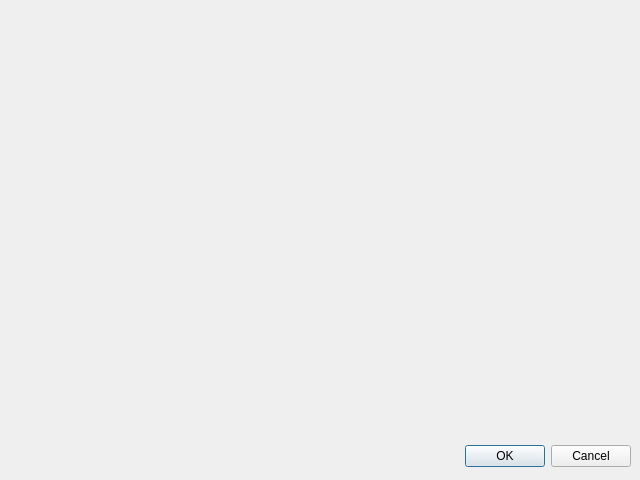
Above: project/pc/XiaoStudio/ui/QSettings.ui from Ghost2020/Simple-FFplay before the change. Below: the same form after it.
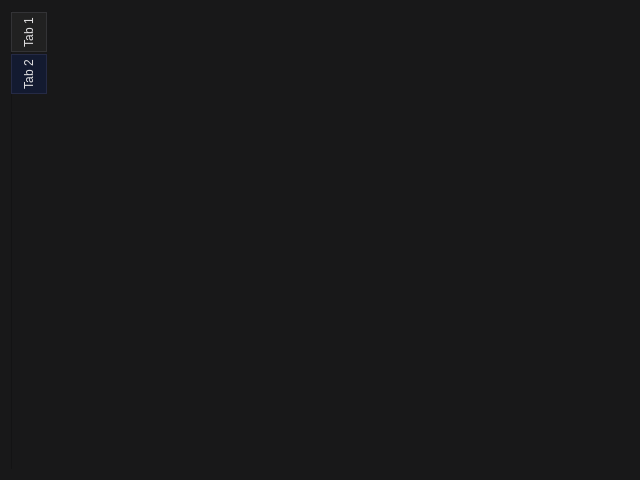
That is the form after the change. Icons and pictures are not drawn.

Patch:
```diff
--- a/project/pc/XiaoStudio/ui/QSettings.ui
+++ b/project/pc/XiaoStudio/ui/QSettings.ui
@@ -12,22 +12,1048 @@
   <property name="windowTitle">
    <string>Dialog</string>
   </property>
-  <widget class="QDialogButtonBox" name="buttonBox">
-   <property name="geometry">
-    <rect>
-     <x>10</x>
-     <y>440</y>
-     <width>621</width>
-     <height>32</height>
-    </rect>
-   </property>
-   <property name="orientation">
-    <enum>Qt::Horizontal</enum>
-   </property>
-   <property name="standardButtons">
-    <set>QDialogButtonBox::Cancel|QDialogButtonBox::Ok</set>
-   </property>
-  </widget>
+  <property name="styleSheet">
+   <string notr="true">/* OBSTheme, main QApplication palette and QML values */
+XiaoTheme {
+    window: #181819;
+    windowText: rgb(225,224,225);
+    base: rgb(18,18,21);
+    alternateBase: rgb(0,0,0);
+    text: rgb(225,224,225);
+    button: #162458;
+    buttonText: rgb(225,224,225);
+    brightText: #484848;
+
+    light: #162458;
+    mid: #181819;
+    dark: rgb(18,18,21);
+    shadow: rgb(0,0,0);
+
+    highlight: #252458;
+    highlightText: #FFFFFF;
+
+    link: #605ee6;
+    linkVisited: #605ee6;
+}
+
+XiaoTheme::disabled {
+    text: #484848;
+    buttonText: #484848;
+    brightText: #484848;
+}
+
+XiaoTheme::inactive {
+    highlight: rgb(48,47,48);
+    highlightText: rgb(255, 255, 255);
+}
+
+/* General style, we override only what is needed. */
+QWidget {
+	background-color: #181819;
+	alternate-background-color: rgb(18,18,21);
+	color: rgb(225,224,225);
+	selection-background-color: #252458;
+	selection-color: white;
+	outline: none;
+	font-family: &quot;Open Sans&quot;, &quot;Tahoma&quot;, &quot;Arial&quot;, sans-serif;
+	font-size: 12px;
+}
+
+#menubar {
+	padding: 2px 8px 0px;
+}
+
+QLabel:link {
+	color: #2a3a75;
+}
+
+QMenu {
+	border: 1px solid #333336;
+	padding: 4px;
+}
+
+* [frameShape=&quot;1&quot;], * [frameShape=&quot;2&quot;], * [frameShape=&quot;3&quot;], * [frameShape=&quot;4&quot;], * [frameShape=&quot;5&quot;], * [frameShape=&quot;6&quot;] {
+	/*border: 1px solid rgb(231,30,31); */
+	border: none;
+}
+
+* [frameShape=&quot;2&quot;],
+* [frameShape=&quot;4&quot;] {
+	border: 1px solid #333336;
+}
+
+
+QSizeGrip {
+	background-color: transparent;
+	image: url(./Acri/sizegrip.png);
+}
+
+/* Misc */
+
+QWidget::disabled {
+	color: #484848;
+}
+
+* [themeID=&quot;error&quot;] {
+	color: #d91740;
+}
+
+* [themeID=&quot;warning&quot;] {
+	color: #d9af17;
+}
+
+/* Dropdown menus, Scenes box, Sources box */
+QAbstractItemView {
+	background-color: #181819;
+	border: 1px solid #333336;
+}
+
+/* Group Box */
+
+QGroupBox {
+	border: 2px solid #2f2f2f;
+	margin-bottom: 8px;
+	padding-top: 32px;
+	font-weight: bold;
+	font-size: 14px;
+}
+
+QGroupBox::title {
+	left: 4px;
+	right: 0;
+	top: 8px;
+	font-weight: bold;
+	padding-left: 8px;
+	padding-right: 8px;
+	padding-bottom: 8px;
+	font-size: 16px;
+}
+
+/* --- */
+
+
+/* Tooltips */
+QToolTip {
+	background-color: #212121;
+	color: rgb(205,205,205);
+	border: 1px solid #343335;
+	border-radius: 4px;
+}
+
+/* Top Menu Bar Items */
+QMenuBar::item {
+	background-color: rgb(24,24,25);
+	padding: 6px;
+}
+
+QMenuBar::item:selected {
+	background: #2a3a75;
+}
+
+/* Listbox item */
+QListWidget::item,
+SourceTree::item {
+	padding: 4px 2px;
+	margin-bottom: 2px;
+	margin-top: 0px;
+	border: 1px solid transparent;
+}
+
+QListWidget QLineEdit {
+	 padding-top: 0px;
+	 padding-bottom: 0px;
+	 padding-right: 0;
+	 padding-left: 2px;
+	 border: none;
+	 border-radius: none;
+}
+
+/* Dock stuff */
+QDockWidget {
+	background: #181819;
+	border: none;
+	font-size: 14px;
+	font-weight: bold;
+	border-bottom: 2px solid #2f2f2f;
+}
+
+QDockWidget::title {
+	border-bottom: 2px solid #2f2f2f;
+	margin-left: 5px;
+	margin-right: 5px;
+	padding-top: 0px;
+	padding-bottom: 6px;
+	text-align: left;
+	background-image: url(./Acri/top_hook.png);
+	background-origin: padding;
+	background-clip: padding;
+	background-position: bottom left;
+	background-repeat: none;
+}
+
+QDockWidget::close-button,
+QDockWidget::float-button {
+	icon-size: 20px;
+	subcontrol-position: top right;
+	subcontrol-origin: padding;
+	right: 0px;
+}
+
+QDockWidget::float-button {
+	right: 20px;
+}
+
+
+QListWidget#scenes,
+SourceListWidget {
+	border: none;
+	border-bottom: 2px solid #2f2f2f;
+}
+
+SourceTree {
+	border: none;
+	border-bottom: 1px solid #2f2f2f;
+}
+
+SourceTree QLabel {
+	padding: 2px 0px;
+	margin: -2px 4px -2px;
+}
+
+SourceTree QLineEdit {
+	background-color: #0c101e;
+	padding: 2px;
+	margin: -2px 6px -2px 3px;
+	font-size: 12px;
+}
+
+#scenesFrame,
+#sourcesFrame {
+	margin-left: -7px;
+	margin-right: -7px;
+	margin-top: -8px;
+	margin-bottom: -12px;
+}
+
+#scenesToolbar,
+#sourcesToolbar{
+	background-image: url(./Acri/bot_hook2.png);
+	background-origin: margin;
+	background-clip: margin;
+	background-position: top left;
+	background-repeat: none;
+}
+
+#sourcesToolbar {
+	background-image: url(./Acri/bot_hook.png);
+}
+
+/* Listbox item selected, unfocused */
+QListWidget::item:hover,
+SourceTree::item:hover {
+	background-color: #212121;
+	border: 1px solid #333336;
+}
+
+/* Listbox item selected */
+QListWidget::item:selected,
+SourceTree::item:selected {
+	background-color: #131a30;
+	border: 1px solid #252a45;
+}
+
+/* ScrollBars */
+
+QScrollBar::corner {
+	background-color: transparent;
+	border: none;
+}
+
+QScrollBar:vertical {
+	background-color: transparent;
+	width: 20px;
+	margin-top: -3px;
+	margin-bottom: -3px;
+	padding: 4px;
+}
+
+QScrollBar::handle:vertical {
+	background-color: #2f2f2f;
+	min-height: 20px;
+	margin: 0px 3px;
+	border-radius: 0px;
+	border: none;
+}
+
+QScrollBar::add-line:vertical, QScrollBar::sub-line:vertical {
+	border: none;
+	background: none;
+	height: 0;
+}
+
+QScrollBar::up-arrow:vertical, QScrollBar::down-arrow:vertical, QScrollBar::add-page:vertical, QScrollBar::sub-page:vertical {
+	border: none;
+	background: none;
+	color: none;
+}
+
+QScrollBar:horizontal {
+	background-color: transparent;
+	height: 20px;
+	margin-left: -3px;
+	margin-right: -3px;
+	padding: 4px;
+}
+
+QScrollBar::handle:horizontal {
+	background-color: #2f2f2f;
+	min-width: 20px;
+	margin: 3px 0px;
+	border-radius: 0px;
+	border: none;
+}
+
+QScrollBar::add-line:horizontal, QScrollBar::sub-line:horizontal {
+	border: none;
+	background: none;
+	width: 0;
+}
+
+QScrollBar::left-arrow:horizontal, QScrollBar::right-arrow:horizontal, QScrollBar::add-page:horizontal, QScrollBar::sub-page:horizontal {
+	border: none;
+	background: none;
+	color: none;
+}
+
+/* Scenes and Sources toolbar */
+
+QToolBar {
+	background-color: rgb(24,24,25);
+	margin-top: 4px;
+}
+
+QToolButton:hover {
+	background-color: #2a3a75;
+	border: 1px solid #233166;
+	border-radius: none;
+}
+
+QToolButton:pressed {
+	background-color: #161f41;
+	border-radius: none;
+}
+
+* [themeID=&quot;addIconSmall&quot;] {
+	qproperty-icon: url(./Dark/plus.svg);
+}
+
+* [themeID=&quot;removeIconSmall&quot;] {
+	qproperty-icon: url(./Dark/minus.svg);
+}
+
+* [themeID=&quot;propertiesIconSmall&quot;] {
+	qproperty-icon: url(./Dark/settings/general.svg);
+}
+
+* [themeID=&quot;configIconSmall&quot;] {
+	qproperty-icon: url(./Dark/settings/general.svg);
+}
+
+* [themeID=&quot;upArrowIconSmall&quot;] {
+	qproperty-icon: url(./Dark/up.svg);
+}
+
+* [themeID=&quot;downArrowIconSmall&quot;] {
+	qproperty-icon: url(./Dark/down.svg);
+}
+
+* [themeID=&quot;pauseIconSmall&quot;] {
+	qproperty-icon: url(./Dark/media-pause.svg);
+}
+
+/* Tab Widget */
+
+QTabWidget::pane { /* The tab widget frame */
+	border-top: 1px solid #2f2f2f;
+}
+
+QTabWidget::tab-bar {
+	alignment: left;
+}
+
+QTabBar::tab {
+	background-color: #212121;
+	border: 1px solid #333336;
+	min-width: 8ex;
+	padding-top: 4px;
+	padding-bottom: 4px;
+	padding-left: 10px;
+	padding-right: 10px;
+	margin-right: 2px;
+	margin-top: 1px;
+	margin-bottom: 1px;
+}
+
+QTabBar::tab:selected {
+	background-color: #131a30;
+	border-color: #252a45;
+}
+
+QTabBar::tab:hover {
+	background-color: #233166;
+	border-color: #364683;
+}
+
+QTabBar::tab:pressed {
+	background-color: #161f41;
+}
+
+/* ComboBox */
+
+QComboBox {
+	background-color: rgb(40,40,42);
+	border-style: solid;
+	border: 1px;
+	border-color: rgb(24,24,30);
+	padding: 4px;
+	padding-left: 10px;
+}
+
+QComboBox::drop-down {
+	border:none;
+	border-left: 1px solid rgba(31,30,31,155);
+	width: 20px;
+}
+
+QComboBox::down-arrow {
+	qproperty-alignment: AlignTop;
+	image: url(./Dark/updown.svg);
+	width: 100%;
+}
+
+QComboBox:on {
+	background-color: #2a3a75;
+}
+
+QComboBox:editable {
+	border-top-left-radius: 0px;
+	border-bottom-left-radius: 0px;
+}
+
+QComboBox::drop-down:editable {
+	border-top-right-radius: 3px;
+	border-bottom-right-radius: 3px;
+}
+
+QComboBox::down-arrow:editable {
+	qproperty-alignment: AlignTop;
+	image: url(./Dark/down.svg);
+	width: 8%;
+}
+
+/* Textedits etc */
+
+QLineEdit, QTextEdit, QPlainTextEdit {
+	background-color: rgb(8,8,11);
+	border: none;
+	padding: 4px;
+	padding-left: 2px;
+}
+
+/* Spinbox and doubleSpinbox */
+
+QSpinBox, QDoubleSpinBox {
+	background-color: rgb(8,8,11);
+	border: none;
+	padding: 4px;
+	padding-left: 2px;
+	padding-right: 15px;
+	margin-right: 10px;
+}
+
+QSpinBox::up-button, QDoubleSpinBox::up-button {
+	subcontrol-origin: margin;
+	subcontrol-position: top right; /* position at the top right corner */
+
+	background-color: rgb(24,24,30);
+	border: 1px solid rgb(8,8,11);
+	border-radius: 3px;
+	border-width: 0;
+	border-bottom-left-radius: 0;
+	border-bottom-right-radius: 0;
+	border-bottom-width: 0;
+}
+
+QSpinBox::down-button, QDoubleSpinBox::down-button {
+	subcontrol-origin: margin;
+	subcontrol-position: bottom right; /* position at the top right corner */
+	background-color: rgb(24,24,30);
+	border: 1px solid rgb(8,8,11);
+	border-radius: 3px;
+	border-width: 0;
+	border-top-left-radius: 0;
+	border-top-right-radius: 0;
+	border-top-width: 0;
+}
+
+QSpinBox::up-button:hover, QSpinBox::down-button:hover, QDoubleSpinBox::up-button:hover, QDoubleSpinBox::down-button:hover {
+	background-color: rgb(15,33,51);
+}
+
+QSpinBox::up-button:pressed, QSpinBox::down-button:pressed, QDoubleSpinBox::up-button:pressed, QDoubleSpinBox::down-button:pressed {
+	background-color: rgb(24,24,25);
+}
+
+QSpinBox::up-button:disabled, QSpinBox::up-button:off, QSpinBox::down-button:disabled, QSpinBox::down-button:off {
+	background-color: rgb(24,24,25);
+}
+
+QDoubleSpinBox::up-button:disabled, QDoubleSpinBox::up-button:off, QDoubleSpinBox::down-button:disabled, QDoubleSpinBox::down-button:off {
+	background-color: rgb(24,24,25);
+}
+
+QSpinBox::up-arrow, QDoubleSpinBox::up-arrow {
+	image: url(./Dark/up.svg);
+	width: 100%;
+}
+
+QSpinBox::down-arrow, QDoubleSpinBox::down-arrow {
+	image: url(./Dark/down.svg);
+	width: 100%;
+}
+
+
+/* Buttons */
+
+QPushButton {
+	color: rgb(225,224,225);
+	background-color: #162458;
+	border: 1px solid #233166;
+	padding: 6px 20px;
+	margin: 1px;
+}
+
+QPushButton::flat {
+	background-color: rgb(24,24,25);
+	border: none;
+}
+
+QPushButton:checked {
+	background-color: #581624;
+	border-color: #84162d;
+}
+
+QPushButton:hover {
+	background-color: #2a3a75;
+	border: 1px solid #364683;
+}
+
+QPushButton:pressed {
+	background-color: #161f41;
+}
+
+QPushButton:disabled {
+	border: 1px solid #232426;
+	background-color: #1a1a1b;
+}
+
+QPushButton::flat:hover,
+QPushButton::flat:disabled {
+	border: none;
+}
+
+/* Progress Bar */
+
+QProgressBar {
+	background: #101010;
+	border: 2px solid #363636;
+	border-radius: 0px;
+	text-align: center;
+}
+
+QProgressBar::chunk {
+	background-color: #2a3a75;
+}
+
+/* Sliders */
+
+QSlider::groove:horizontal {
+	background-color: QLinearGradient(x1: 0, y1: 0, x2: 0, y2: 1,
+		stop: 0 rgb(31,30,31),
+		stop: 0.75 rgb(50, 49, 50));
+	height: 4px;
+	border: none;
+	border-radius: 2px;
+}
+
+QSlider::handle:horizontal {
+	background-color: QLinearGradient(x1: 0, y1: 0, x2: 0, y2: 1,
+		stop: 0 rgb(240,239,240),
+		stop: 0.25 rgb(200,199,200),
+		stop: 1 rgb(162,161,162));
+	border: 1px solid rgb(24,24,25);
+	border-radius: 3px;
+	height: 10px;
+	width: 18px;
+	margin: -3px 0; /* handle is placed by default on the contents rect of the groove. Expand outside the groove */
+}
+
+QSlider::handle:horizontal:pressed {
+	background-color: QLinearGradient(x1: 0, y1: 0, x2: 0, y2: 1,
+		stop: 0 rgb(240,239,240),
+		stop: 0.25 rgb(200,199,200),
+		stop: 1 rgb(162,161,162));
+}
+
+QSlider::sub-page:horizontal {
+	background-color: #2a3a75;
+}
+
+QSlider::sub-page:horizontal:disabled {
+	background-color: QLinearGradient(x1: 0, y1: 1, x2: 0, y2: 0,
+		stop: 0 rgb(26,25,26),
+		stop: 0.75 rgb(10, 10, 10));
+	border-radius: 2px;
+}
+
+QSlider::groove:vertical {
+	background-color: QLinearGradient(x1: 0, y1: 0, x2: 1, y2: 0,
+		stop: 0 rgb(31,30,31),
+		stop: 0.75 rgb(50, 49, 50));
+	width: 4px;
+	border: none;
+	border-radius: 2px;
+}
+
+QSlider::handle:vertical {
+	background-color: QLinearGradient(x1: 0, y1: 0, x2: 1, y2: 0,
+		stop: 0 rgb(240,239,240),
+		stop: 0.25 rgb(200,199,200),
+		stop: 1 rgb(162,161,162));
+	border: 1px solid rgb(24,24,25);
+	border-radius: 3px;
+	width: 10px;
+	height: 18px;
+	margin: 0 -3px; /* handle is placed by default on the contents rect of the groove. Expand outside the groove */
+}
+
+QSlider::handle:vertical:pressed {
+	background-color: QLinearGradient(x1: 0, y1: 0, x2: 1, y2: 0,
+		stop: 0 rgb(240,239,240),
+		stop: 0.25 rgb(200,199,200),
+		stop: 1 rgb(162,161,162));
+}
+
+QSlider::add-page:vertical {
+	background-color: #2a3a75;
+}
+
+QSlider::add-page:vertical:disabled {
+	background-color: QLinearGradient(x1: 0, y1: 0, x2: 1, y2: 0,
+		stop: 0 rgb(26,25,26),
+		stop: 0.75 rgb(10, 10, 10));
+	border-radius: 2px;
+}
+
+QSlider::handle:hover {
+	background-color: rgb(200,199,200);
+}
+
+QSlider::handle:disabled {
+	background-color: rgb(15,15,16);
+}
+
+/* Volume Control */
+
+VolumeMeter {
+
+	qproperty-backgroundNominalColor: #42740c;
+	qproperty-backgroundWarningColor: #988F0F;
+	qproperty-backgroundErrorColor: #802004;
+	qproperty-foregroundNominalColor: #84D82B;
+	qproperty-foregroundWarningColor: #E4D717;
+	qproperty-foregroundErrorColor: #D74116;
+	qproperty-magnitudeColor: rgb(49, 54, 59); /* Blue-gray */
+	qproperty-majorTickColor: rgb(239, 240, 241); /* White */
+	qproperty-minorTickColor: rgb(118, 121, 124); /* Light Gray */
+	qproperty-peakDecayRate: 23.4; /* Override of the standard PPM Type I rate. */
+}
+
+
+/* Status Bar */
+
+
+QStatusBar::item {
+	border: none;
+}
+
+/* Checkboxes */
+QCheckBox {
+	padding: 4px;
+}
+
+QCheckBox::indicator,
+QGroupBox::indicator {
+	width: 20px;
+	height: 20px;
+}
+
+QGroupBox::indicator {
+	margin-left: 2px;
+}
+
+QCheckBox::indicator:unchecked {
+	image: url(./Acri/checkbox_unchecked.png);
+}
+
+QCheckBox::indicator:unchecked:hover,
+QGroupBox::indicator:unchecked:hover {
+	border: none;
+	image: url(./Acri/checkbox_unchecked_focus.png);
+}
+
+QCheckBox::indicator:checked {
+	image: url(./Acri/checkbox_checked.png);
+}
+
+QCheckBox::indicator:checked:hover,
+QGroupBox::indicator:checked:hover {
+	border: none;
+	image: url(./Acri/checkbox_checked_focus.png);
+}
+
+QCheckBox::indicator:checked:disabled,
+QGroupBox::indicator:checked:disabled {
+	image: url(./Acri/checkbox_checked_disabled.png);
+}
+
+QCheckBox::indicator:unchecked:disabled,
+QGroupBox::indicator:unchecked:disabled {
+	image: url(./Acri/checkbox_unchecked_disabled.png);
+}
+
+/* Radio Buttons */
+
+QRadioButton::indicator {
+	width: 19px;
+	height: 19px;
+}
+
+QRadioButton::indicator:unchecked {
+	image: url(./Acri/radio_unchecked.png);
+}
+
+
+QRadioButton::indicator:unchecked:hover,
+QRadioButton::indicator:unchecked:focus,
+QRadioButton::indicator:unchecked:pressed {
+	border: none;
+	outline: none;
+	image: url(./Acri/radio_unchecked_focus.png);
+}
+
+QRadioButton::indicator:checked {
+	border: none;
+	outline: none;
+	image: url(./Acri/radio_checked.png);
+}
+
+QRadioButton::indicator:checked:hover,
+QRadioButton::indicator:checked:focus,
+QRadioButton::indicator:checked:pressed {
+	border: none;
+	outline: none;
+	image: url(./Acri/radio_checked_focus.png);
+}
+
+QRadioButton::indicator:checked:disabled {
+	outline: none;
+	image: url(./Acri/radio_checked_disabled.png);
+}
+
+QRadioButton::indicator:unchecked:disabled {
+	image: url(./Acri/radio_unchecked_disabled.png);
+}
+
+/* Mute CheckBox */
+
+MuteCheckBox {
+	outline: none;
+}
+
+MuteCheckBox::indicator:checked {
+	image: url(./Dark/mute.svg);
+}
+
+MuteCheckBox::indicator:unchecked {
+	image: url(./Dark/settings/audio.svg);
+}
+
+MuteCheckBox::indicator:unchecked:hover {
+	image: url(./Dark/settings/audio.svg);
+}
+
+MuteCheckBox::indicator:unchecked:focus {
+	image: url(./Dark/settings/audio.svg);
+}
+MuteCheckBox::indicator:checked:hover {
+	image: url(./Dark/mute.svg);
+}
+
+MuteCheckBox::indicator:checked:focus {
+	image: url(./Dark/mute.svg);
+}
+
+MuteCheckBox::indicator:checked:disabled {
+	image: url(./Dark/mute.svg);
+}
+
+MuteCheckBox::indicator:unchecked:disabled {
+	image: url(./Dark/settings/audio.svg);
+}
+
+OBSHotkeyLabel[hotkeyPairHover=true] {
+	color: rgba(27, 96, 166);
+}
+
+
+/* Group Collapse Checkbox */
+
+SourceTreeSubItemCheckBox {
+    background: transparent;
+    outline: none;
+    padding: 0px;
+}
+
+SourceTreeSubItemCheckBox::indicator {
+    width: 12px;
+    height: 12px;
+}
+
+SourceTreeSubItemCheckBox::indicator:checked,
+SourceTreeSubItemCheckBox::indicator:checked:hover {
+    image: url(./Dark/expand.svg);
+}
+
+SourceTreeSubItemCheckBox::indicator:unchecked,
+SourceTreeSubItemCheckBox::indicator:unchecked:hover {
+    image: url(./Dark/down.svg);
+}
+
+
+/* Label warning/error */
+
+QLabel#warningLabel {
+	color: rgb(192, 128, 0);
+	font-weight: bold;
+}
+
+QLabel#errorLabel {
+	color: rgb(192, 0, 0);
+	font-weight: bold;
+}
+
+/* Settings Menu */
+
+#buttonBox {
+	border-top: 2px solid grey;
+}
+
+/* Special Fixes */
+
+OBSBasicProperties,
+#OBSBasicSettings,
+#OBSBasicFilters {
+	background: #101010;
+}
+
+FocusList::item {
+	padding: 0px 2px;
+}
+
+#fpsTypes {
+	padding: 0px;
+}
+
+#finishPage QLabel {
+	padding: -2px 0px;
+	background: transparent;
+	min-height: 26px;
+}
+
+/* About dialog */
+
+#OBSAbout #icon {
+	padding: 0;
+}
+
+#OBSAbout QTextBrowser {
+	background: transparent;
+	padding: 2px 0;
+}
+
+* [themeID=&quot;aboutName&quot;] {
+	font-size: 36px;
+	font-weight: bold;
+	padding: 0;
+}
+
+* [themeID=&quot;aboutVersion&quot;] {
+	font-size: 16px;
+	margin-bottom: 20px;
+	padding: 0;
+}
+
+* [themeID=&quot;aboutInfo&quot;] {
+	margin-bottom: 20px;
+}
+
+* [themeID=&quot;aboutHLayout&quot;] {
+	background-color: rgb(8, 8, 11);
+}
+
+/* Preview background color */
+
+OBSQTDisplay {
+	qproperty-displayBackgroundColor: #28282A;
+}
+
+/* Preview/Program labels */
+
+* [themeID=&quot;previewProgramLabels&quot;] {
+	font-size: 18px;
+	font-weight: bold;
+	color: rgb(122,121,122);
+}
+
+/* Settings Icons */
+
+OBSBasicSettings {
+    qproperty-generalIcon: url(./Dark/settings/general.svg);
+    qproperty-streamIcon: url(./Dark/settings/stream.svg);
+    qproperty-outputIcon: url(./Dark/settings/output.svg);
+    qproperty-audioIcon: url(./Dark/settings/audio.svg);
+    qproperty-videoIcon: url(./Dark/settings/video.svg);
+    qproperty-hotkeysIcon: url(./Dark/settings/hotkeys.svg);
+    qproperty-advancedIcon: url(./Dark/settings/advanced.svg);
+}
+
+OBSBasicSettings QListWidget::item {
+    padding-top: 5px;
+    padding-bottom: 5px;
+}
+
+/* Locked CheckBox */
+
+LockedCheckBox {
+    outline: none;
+    background: transparent;
+    padding: 0px;
+}
+
+LockedCheckBox::indicator {
+    width: 16px;
+    height: 16px;
+}
+
+LockedCheckBox::indicator:checked {
+    image: url(./Dark/locked.svg);
+}
+
+LockedCheckBox::indicator:unchecked {
+    image: url(:res/images/unlocked.svg);
+}
+
+LockedCheckBox::indicator:checked:hover {
+    image: url(./Dark/locked.svg);
+}
+
+LockedCheckBox::indicator:unchecked:hover {
+    image: url(:res/images/unlocked.svg);
+}
+
+/* Visibilty CheckBox */
+
+VisibilityCheckBox {
+    outline: none;
+    background: transparent;
+    padding: 0px;
+}
+
+VisibilityCheckBox::indicator {
+    width: 16px;
+    height: 16px;
+}
+
+VisibilityCheckBox::indicator:checked {
+    image: url(./Dark/visible.svg);
+}
+
+VisibilityCheckBox::indicator:unchecked {
+    image: url(:res/images/invisible.svg);
+}
+
+VisibilityCheckBox::indicator:checked:hover {
+    image: url(./Dark/visible.svg);
+}
+
+VisibilityCheckBox::indicator:unchecked:hover {
+    image: url(:res/images/invisible.svg);
+}
+
+* [themeID=&quot;trashIcon&quot;] {
+    qproperty-icon: url(./Dark/trash.svg);
+}
+
+* [themeID=&quot;revertIcon&quot;] {
+    qproperty-icon: url(./Dark/revert.svg);
+}
+
+QPushButton#extraPanelDelete {
+     background: transparent;
+     border: none;
+}
+
+QPushButton#extraPanelDelete:hover {
+     background-color: #2a3a75;
+}
+
+QPushButton#extraPanelDelete:pressed {
+    background-color: #161f41;
+}
+</string>
+  </property>
+  <layout class="QHBoxLayout" name="horizontalLayout">
+   <item>
+    <widget class="QTabWidget" name="tabWidget">
+     <property name="tabPosition">
+      <enum>QTabWidget::West</enum>
+     </property>
+     <property name="tabShape">
+      <enum>QTabWidget::Rounded</enum>
+     </property>
+     <property name="currentIndex">
+      <number>1</number>
+     </property>
+     <property name="usesScrollButtons">
+      <bool>false</bool>
+     </property>
+     <property name="documentMode">
+      <bool>true</bool>
+     </property>
+     <widget class="QWidget" name="tab">
+      <attribute name="title">
+       <string>Tab 1</string>
+      </attribute>
+     </widget>
+     <widget class="QWidget" name="tab_2">
+      <attribute name="title">
+       <string>Tab 2</string>
+      </attribute>
+     </widget>
+    </widget>
+   </item>
+  </layout>
  </widget>
  <resources/>
  <connections>
```
Left out of the diff: 36 changed lines with no effect on the pictures.
